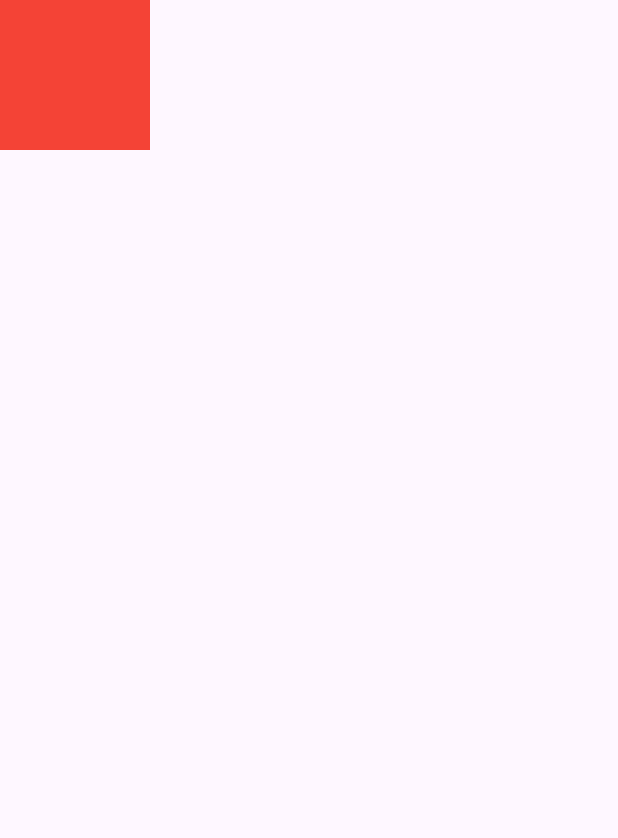
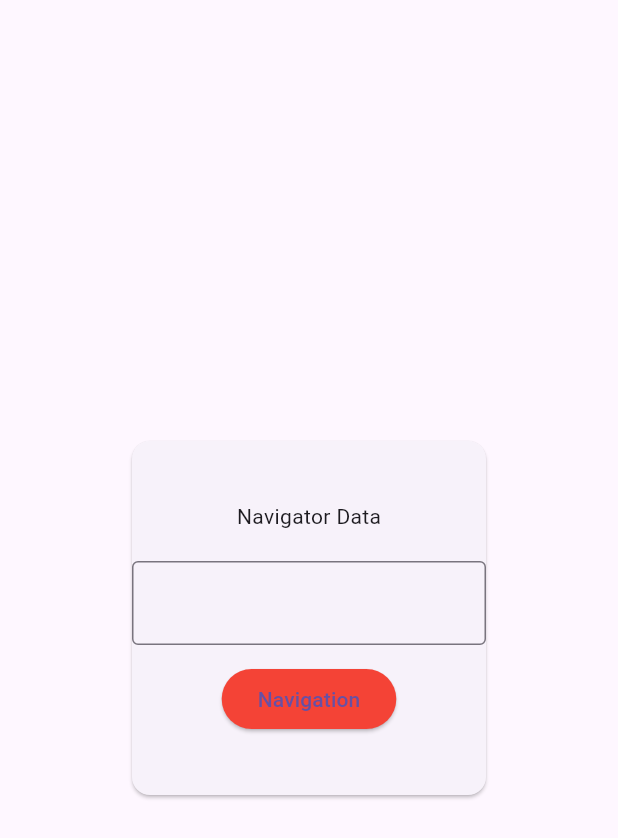
Before and after one commit to YawarAbbas012/Mobile-Application-project, a Flutter app: the screen it shows after launch, on a phone screen of 412 x 824 dp. Shown: the top 838 px of the screen. Run offline on Flutter 3.47's test engine with Material 3 defaults, Android fonts, the phone set to English and light mode, and no system bars.

Commit message:
navigate data

```diff
--- a/lib/main.dart
+++ b/lib/main.dart
@@ -1,4 +1,5 @@
 import 'package:flutter/material.dart';
+import 'package:wrapwidget/navigationdata.dart';
 
 void main() {
   runApp(const MyApp());
@@ -9,21 +10,57 @@ class MyApp extends StatelessWidget {
 
   @override
   Widget build(BuildContext context) {
-    return MaterialApp(
+    return const MaterialApp(
       debugShowCheckedModeBanner: false,
       title: 'Flutter Demo',
       home: HomeScreen(),
     );
   }
 }
-// all widget height and width fix
+
 class HomeScreen extends StatelessWidget {
+  const HomeScreen({super.key});
+
   @override
   Widget build(BuildContext context) {
+    final nameText = TextEditingController();
+
     return Scaffold(
-      body: ConstrainedBox(
-        constraints: BoxConstraints(minHeight: 100, minWidth: 100),
-        child: Container(width: 12, height: 12, color: Colors.red),
+      body: Center(
+        child: Container(
+          width: 244,
+          height: 244,
+          child: Card(
+            child: Column(
+              mainAxisAlignment: MainAxisAlignment.center,
+              children: [
+                Text('Navigator Data'),
+
+                SizedBox(height: 20),
+
+                TextFormField(
+                  controller: nameText,
+                  decoration: InputDecoration(border: OutlineInputBorder()),
+                ),
+                SizedBox(height: 12),
+                ElevatedButton(
+                  onPressed: () {
+                    Navigator.push(
+                      context,
+                      MaterialPageRoute(
+                        builder:
+                            (context) =>
+                                Navigationdata(nameText.text.toString()),
+                      ),
+                    );
+                  },
+                  child: Text('Navigation'),
+                  style: ElevatedButton.styleFrom(backgroundColor: Colors.red),
+                ),
+              ],
+            ),
+          ),
+        ),
       ),
     );
   }
```
Also changed, not shown: lib/navigationdata.dart (added, +19 -0 lines).
